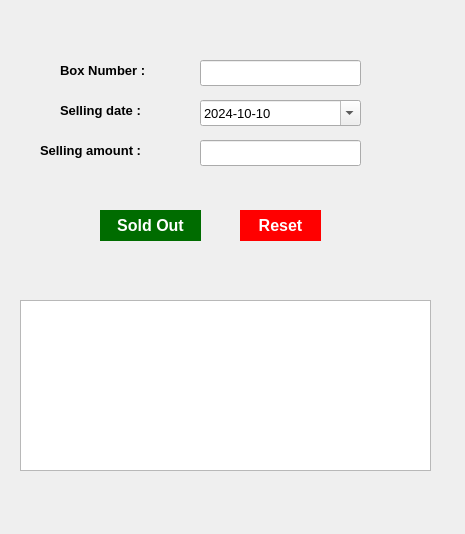
Old version of the form soldout.ui in the repository sahariajf/ExpiryGuard.
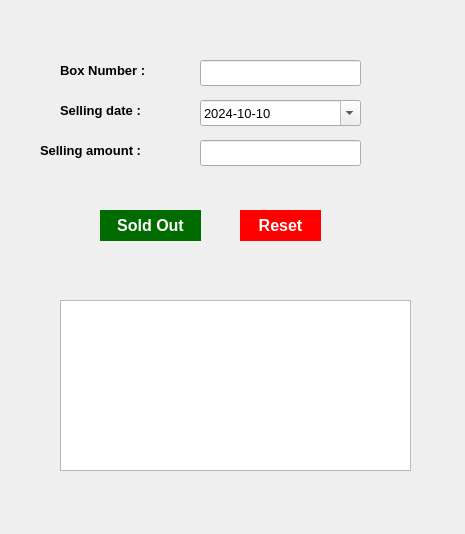
New version of the form.

Commit message: added successfull massage in addbox ui

The edit to the form file:
```diff
--- a/soldout.ui
+++ b/soldout.ui
@@ -190,14 +190,15 @@
   <widget class="QListView" name="showdetails">
    <property name="geometry">
     <rect>
-     <x>20</x>
+     <x>60</x>
      <y>300</y>
-     <width>411</width>
+     <width>351</width>
      <height>171</height>
     </rect>
    </property>
    <property name="font">
     <font>
+     <family>Lucida Sans</family>
      <pointsize>12</pointsize>
     </font>
    </property>
```
The commit also changes 2 other files.
